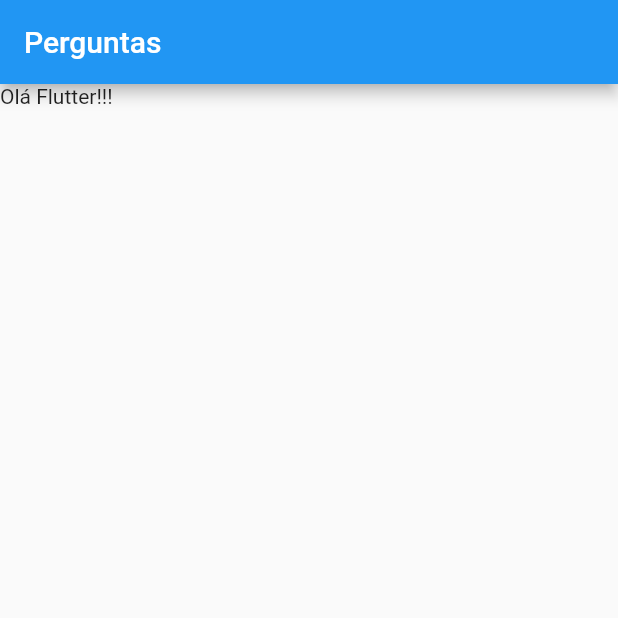
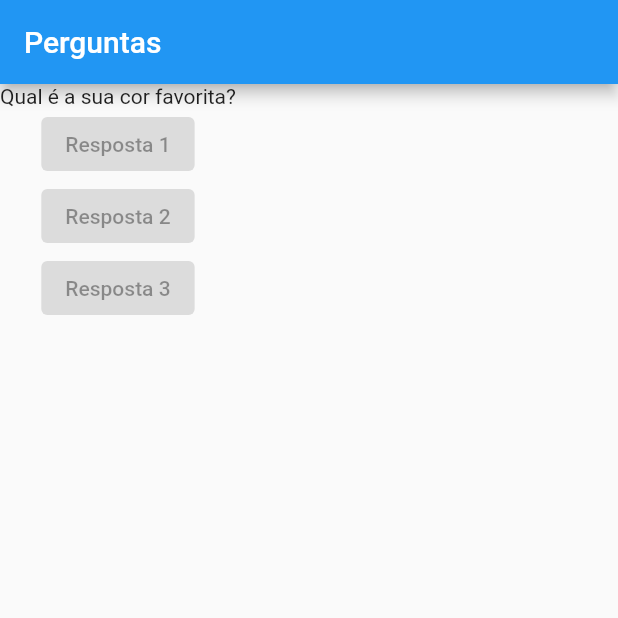
Before and after one commit to gabrielestefono/projeto_perguntas, a Flutter app: the screen it shows after launch, on a phone screen of 412 x 824 dp, the top half of it. Run offline on Flutter 3.47's test engine with Material 2 defaults, Android fonts, the phone set to English and light mode, and no system bars; statements that could not run were skipped.

Commit message:
Conectando função ao evento botão

```diff
--- a/lib/main.dart
+++ b/lib/main.dart
@@ -3,14 +3,29 @@ import 'package:flutter/material.dart';
 main() => runApp(PerguntaApp());
 
 class PerguntaApp extends StatelessWidget {
+  void responder() {
+    print('Pergunta Respondida!');
+  }
+
   @override
   Widget build(BuildContext context) {
+    final perguntas = [
+      "Qual é a sua cor favorita?",
+      "Qual é o seu animal favorito?"
+    ];
     return MaterialApp(
       home: Scaffold(
         appBar: AppBar(
           title: Text("Perguntas"),
         ),
-        body: Text("Olá Flutter!!!"),
+        body: Column(
+          children: [
+            Text(perguntas[0]),
+            ElevatedButton(onPressed: responder(), child: Text("Resposta 1")),
+            ElevatedButton(onPressed: null, child: Text("Resposta 2")),
+            ElevatedButton(onPressed: null, child: Text("Resposta 3"))
+          ],
+        ),
       ),
     );
   }
```
